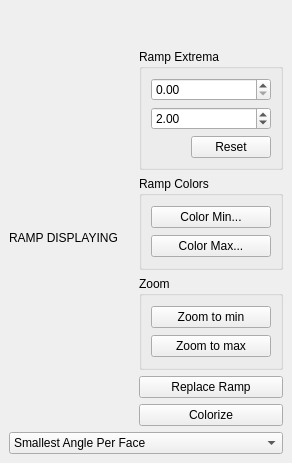
Old version of the form Polyhedron/demo/Polyhedron/Plugins/Display/Display_property.ui in the repository CGAL/cgal.
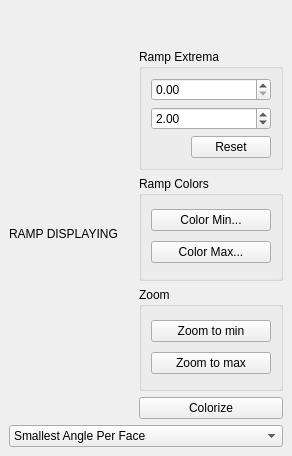
New version of the form.

Commit message: Remove ReplaceRamp button and removes pmaps on itemChanged().

What changed in the file:
```diff
--- a/Polyhedron/demo/Polyhedron/Plugins/Display/Display_property.ui
+++ b/Polyhedron/demo/Polyhedron/Plugins/Display/Display_property.ui
@@ -7,7 +7,7 @@
     <x>0</x>
     <y>0</y>
     <width>292</width>
-    <height>463</height>
+    <height>456</height>
    </rect>
   </property>
   <property name="windowTitle">
@@ -149,13 +149,6 @@
          </widget>
         </item>
         <item row="4" column="1">
-         <widget class="QPushButton" name="rampButton">
-          <property name="text">
-           <string>Replace Ramp</string>
-          </property>
-         </widget>
-        </item>
-        <item row="5" column="1">
          <widget class="QPushButton" name="colorizeButton">
           <property name="text">
            <string>Colorize</string>
```
The commit also changes 2 other files.
